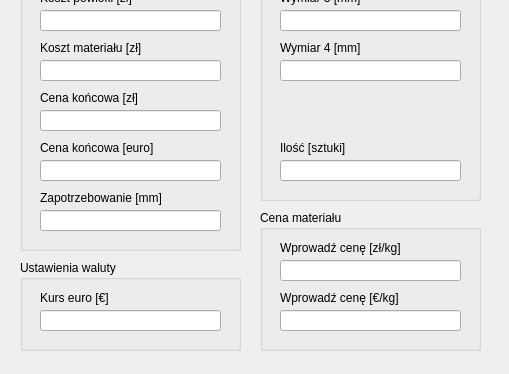
First picture: the form in mainwindow.ui, repository BushyAxis793/M-CALC, before the edit; both pictures show x 0 to 509 and y 300 to 674 of the 509 by 674 pixel window.
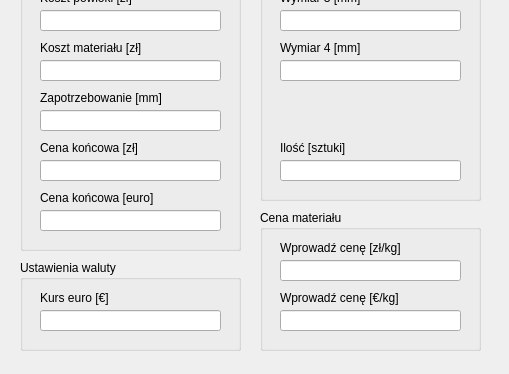
Second picture: the form after the edit.

The edit to the form file:
```diff
--- a/mainwindow.ui
+++ b/mainwindow.ui
@@ -189,7 +189,7 @@
      <property name="geometry">
       <rect>
        <x>20</x>
-       <y>200</y>
+       <y>250</y>
        <width>181</width>
        <height>21</height>
       </rect>
@@ -202,7 +202,7 @@
      <property name="geometry">
       <rect>
        <x>20</x>
-       <y>180</y>
+       <y>230</y>
        <width>181</width>
        <height>16</height>
       </rect>
@@ -215,7 +215,7 @@
      <property name="geometry">
       <rect>
        <x>20</x>
-       <y>250</y>
+       <y>300</y>
        <width>181</width>
        <height>21</height>
       </rect>
@@ -228,7 +228,7 @@
      <property name="geometry">
       <rect>
        <x>20</x>
-       <y>230</y>
+       <y>280</y>
        <width>181</width>
        <height>16</height>
       </rect>
@@ -241,7 +241,7 @@
      <property name="geometry">
       <rect>
        <x>20</x>
-       <y>300</y>
+       <y>200</y>
        <width>181</width>
        <height>21</height>
       </rect>
@@ -254,7 +254,7 @@
      <property name="geometry">
       <rect>
        <x>20</x>
-       <y>280</y>
+       <y>180</y>
        <width>181</width>
        <height>16</height>
       </rect>
```
